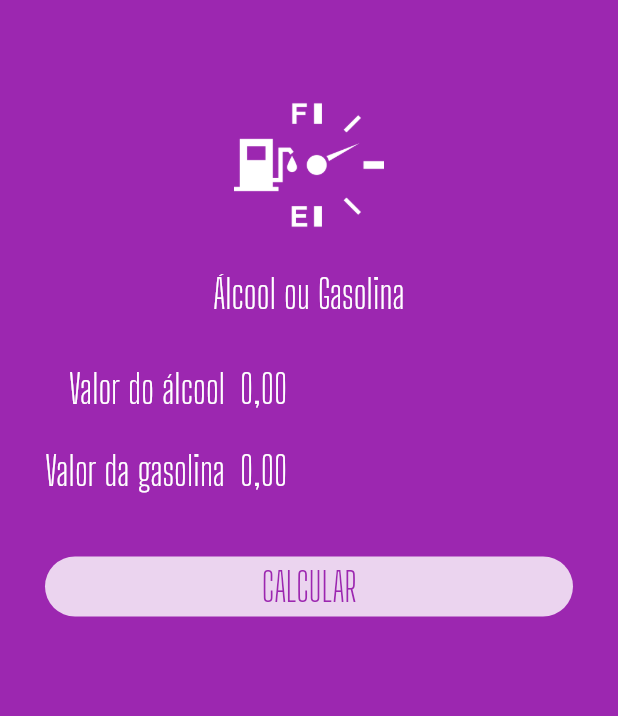
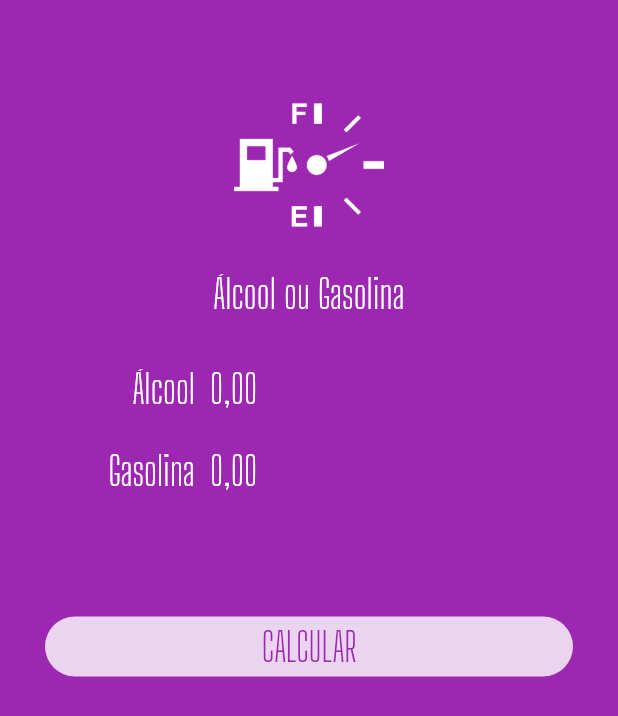
Before and after one commit to romulofgouvea/flutter, a Flutter app: the screen it shows after launch, on a phone screen of 412 x 824 dp. Shown: the top 716 px of the screen. Run offline on Flutter 3.47's test engine with Material 2 defaults, Android fonts, the phone set to English and light mode, and no system bars; our stand-ins replace flutter_masked_text, shared_preferences.

Commit message:
ajustando em uma pagina, componentizando o formulario, o botao, e as mensagens

```diff
--- a/flutter_alcool_gasolina/lib/main.dart
+++ b/flutter_alcool_gasolina/lib/main.dart
@@ -1,7 +1,5 @@
 import 'package:flutter/material.dart';
-import 'package:flutter_alcool_gasolina/widgets/input.widget.dart';
-import 'package:flutter_alcool_gasolina/widgets/logo.widget.dart';
-import 'package:flutter_masked_text/flutter_masked_text.dart';
+import 'package:flutter_alcool_gasolina/pages/home.pages.dart';
 
 void main() {
   runApp(MyApp());
@@ -16,51 +14,7 @@ class MyApp extends StatelessWidget {
       theme: ThemeData(
         primarySwatch: Colors.purple,
       ),
-      home: Home(),
+      home: HomePage(),
     );
   }
 }
-
-class Home extends StatelessWidget {
-  var _alcController = new MoneyMaskedTextController();
-  var _gasController = new MoneyMaskedTextController();
-
-  @override
-  Widget build(BuildContext context) {
-    return Scaffold(
-      backgroundColor: Theme.of(context).primaryColor,
-      body: ListView(
-        children: [
-          Logo(),
-          Input(
-            label: "Valor do álcool",
-            ctrl: _alcController,
-          ),
-          Input(
-            label: "Valor da gasolina",
-            ctrl: _gasController,
-          ),
-          Container(
-            margin: EdgeInsets.all(30),
-            height: 40,
-            decoration: BoxDecoration(
-              color: Colors.white.withOpacity(0.8),
-              borderRadius: BorderRadius.circular(40),
-            ),
-            child: FlatButton(
-              onPressed: () {},
-              child: Text(
-                "CALCULAR",
-                style: TextStyle(
-                  color: Theme.of(context).primaryColor,
-                  fontSize: 26,
-                  fontFamily: 'Big Shoulders Display',
-                ),
-              ),
-            ),
-          )
-        ],
-      ),
-    );
-  }
-}
--- /dev/null
+++ b/flutter_alcool_gasolina/lib/pages/home.pages.dart
@@ -0,0 +1,30 @@
+import 'package:flutter/material.dart';
+import 'package:flutter_alcool_gasolina/widgets/logo.widget.dart';
+import 'package:flutter_alcool_gasolina/widgets/submit-form.widget.dart';
+import 'package:flutter_masked_text/flutter_masked_text.dart';
+
+class HomePage extends StatelessWidget {
+  var _alcController = new MoneyMaskedTextController();
+  var _gasController = new MoneyMaskedTextController();
+
+  @override
+  Widget build(BuildContext context) {
+    return Scaffold(
+      backgroundColor: Theme.of(context).primaryColor,
+      body: ListView(
+        children: [
+          Logo(),
+          // Sucess(
+          //   result: "",
+          //   onClear: () => {},
+          // ),
+          SubmitForm(
+              gasController: _gasController,
+              alcController: _alcController,
+              onSubmit: () {},
+              loading: false)
+        ],
+      ),
+    );
+  }
+}
--- a/flutter_alcool_gasolina/lib/widgets/input.widget.dart
+++ b/flutter_alcool_gasolina/lib/widgets/input.widget.dart
@@ -15,15 +15,14 @@ class Input extends StatelessWidget {
     return Row(
       children: [
         Container(
-          width: 150,
+          width: 100,
           alignment: Alignment.centerRight,
           child: Text(
             label,
             style: TextStyle(
-              color: Colors.white,
-              fontSize: 26,
-              fontFamily: 'Big Shoulders Display',
-            ),
+                color: Colors.white,
+                fontSize: 26,
+                fontFamily: 'Big Shoulders Display'),
           ),
         ),
         SizedBox(
--- /dev/null
+++ b/flutter_alcool_gasolina/lib/widgets/loading-button.widget.dart
@@ -0,0 +1,60 @@
+import 'package:flutter/material.dart';
+
+class LoadingButton extends StatelessWidget {
+  var loading = false;
+  var invertColors = false;
+  Function func;
+  var text = 'Carregando...';
+
+  LoadingButton({
+    @required this.loading,
+    @required this.invertColors,
+    @required this.func,
+    @required this.text,
+  });
+
+  @override
+  Widget build(BuildContext context) {
+    return loading
+        ? Container(
+            alignment: Alignment.center,
+            height: 48,
+            child: CircularProgressIndicator(
+              backgroundColor:
+                  invertColors ? Theme.of(context).primaryColor : Colors.white,
+            ),
+          )
+        : Container(
+            margin: EdgeInsets.all(30),
+            height: 40,
+            width: double.infinity,
+            decoration: BoxDecoration(
+              color: invertColors
+                  ? Theme.of(context).primaryColor
+                  : Colors.white.withOpacity(0.8),
+              borderRadius: BorderRadius.circular(40),
+            ),
+            child: TextButton(
+              onPressed: func,
+              style: TextButton.styleFrom(
+                primary: Colors.white,
+                minimumSize: Size(88, 44),
+                padding: EdgeInsets.symmetric(horizontal: 16.0),
+                shape: const RoundedRectangleBorder(
+                  borderRadius: BorderRadius.all(Radius.circular(2.0)),
+                ),
+              ),
+              child: Text(
+                text,
+                style: TextStyle(
+                  color: invertColors
+                      ? Colors.white
+                      : Theme.of(context).primaryColor,
+                  fontSize: 26,
+                  fontFamily: 'Big Shoulders Display',
+                ),
+              ),
+            ),
+          );
+  }
+}
--- /dev/null
+++ b/flutter_alcool_gasolina/lib/widgets/submit-form.widget.dart
@@ -0,0 +1,50 @@
+import 'package:flutter/material.dart';
+import 'package:flutter_masked_text/flutter_masked_text.dart';
+
+import 'input.widget.dart';
+import 'loading-button.widget.dart';
+
+class SubmitForm extends StatelessWidget {
+  var alcController = new MoneyMaskedTextController();
+  var gasController = new MoneyMaskedTextController();
+  var loading = false;
+  Function onSubmit;
+
+  SubmitForm({
+    @required this.gasController,
+    @required this.alcController,
+    @required this.onSubmit,
+    @required this.loading,
+  });
+
+  @override
+  Widget build(BuildContext context) {
+    return Column(
+      children: [
+        Padding(
+          padding: EdgeInsets.only(left: 30, right: 30),
+          child: Input(
+            label: "Álcool",
+            ctrl: alcController,
+          ),
+        ),
+        Padding(
+          padding: EdgeInsets.only(left: 30, right: 30),
+          child: Input(
+            label: "Gasolina",
+            ctrl: gasController,
+          ),
+        ),
+        SizedBox(
+          height: 40,
+        ),
+        LoadingButton(
+          loading: loading,
+          func: onSubmit,
+          text: 'CALCULAR',
+          invertColors: false,
+        ),
+      ],
+    );
+  }
+}
--- /dev/null
+++ b/flutter_alcool_gasolina/lib/widgets/success.widget.dart
@@ -0,0 +1,45 @@
+import 'package:flutter/material.dart';
+
+import 'loading-button.widget.dart';
+
+class Sucess extends StatelessWidget {
+  var result = "";
+  Function onClear;
+
+  Sucess({
+    @required this.onClear,
+    @required this.result,
+  });
+
+  @override
+  Widget build(BuildContext context) {
+    return Container(
+        margin: EdgeInsets.all(30),
+        decoration: BoxDecoration(
+          color: Colors.white.withOpacity(0.8),
+          borderRadius: BorderRadius.circular(40),
+        ),
+        child: Column(children: <Widget>[
+          SizedBox(
+            height: 50,
+          ),
+          Text(
+            result,
+            style: TextStyle(
+              color: Theme.of(context).primaryColor,
+              fontSize: 40,
+              fontFamily: 'Big Shoulders Display',
+            ),
+          ),
+          SizedBox(
+            height: 20,
+          ),
+          LoadingButton(
+            loading: false,
+            func: onClear,
+            text: 'CALCULAR NOVAMENTE',
+            invertColors: true,
+          ),
+        ]));
+  }
+}
```
